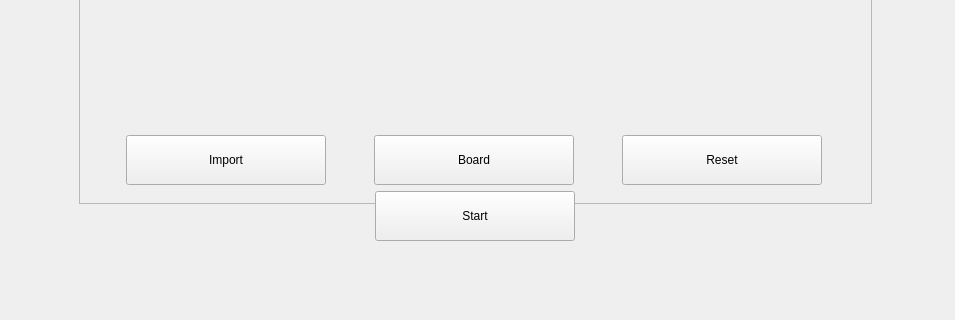
Old version of the form Puzzme/mainwindow.ui in the repository p-wojt/PuzzMe; both pictures show x 200 to 1155 and y 441 to 761 of the 1390 by 857 pixel window.
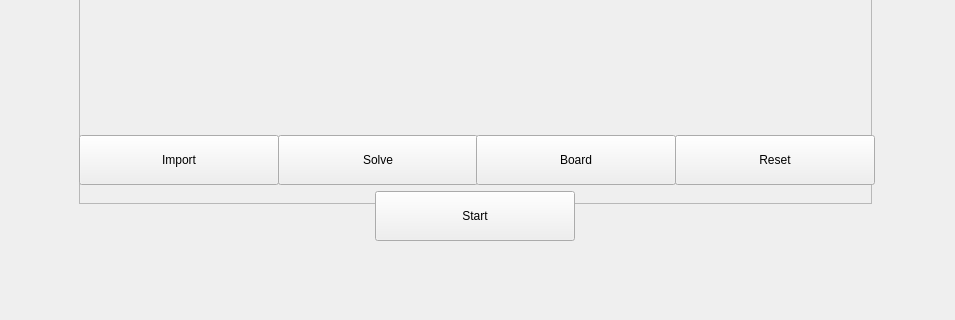
New version of the form.

The edit to the form file:
```diff
--- a/Puzzme/mainwindow.ui
+++ b/Puzzme/mainwindow.ui
@@ -158,6 +158,31 @@
          </property>
         </widget>
        </item>
+       <item>
+        <widget class="QPushButton" name="solveButton">
+         <property name="sizePolicy">
+          <sizepolicy hsizetype="Fixed" vsizetype="Fixed">
+           <horstretch>1</horstretch>
+           <verstretch>1</verstretch>
+          </sizepolicy>
+         </property>
+         <property name="minimumSize">
+          <size>
+           <width>200</width>
+           <height>50</height>
+          </size>
+         </property>
+         <property name="maximumSize">
+          <size>
+           <width>200</width>
+           <height>50</height>
+          </size>
+         </property>
+         <property name="text">
+          <string>Solve</string>
+         </property>
+        </widget>
+       </item>
        <item>
         <widget class="QPushButton" name="boardButton">
          <property name="sizePolicy">
```
